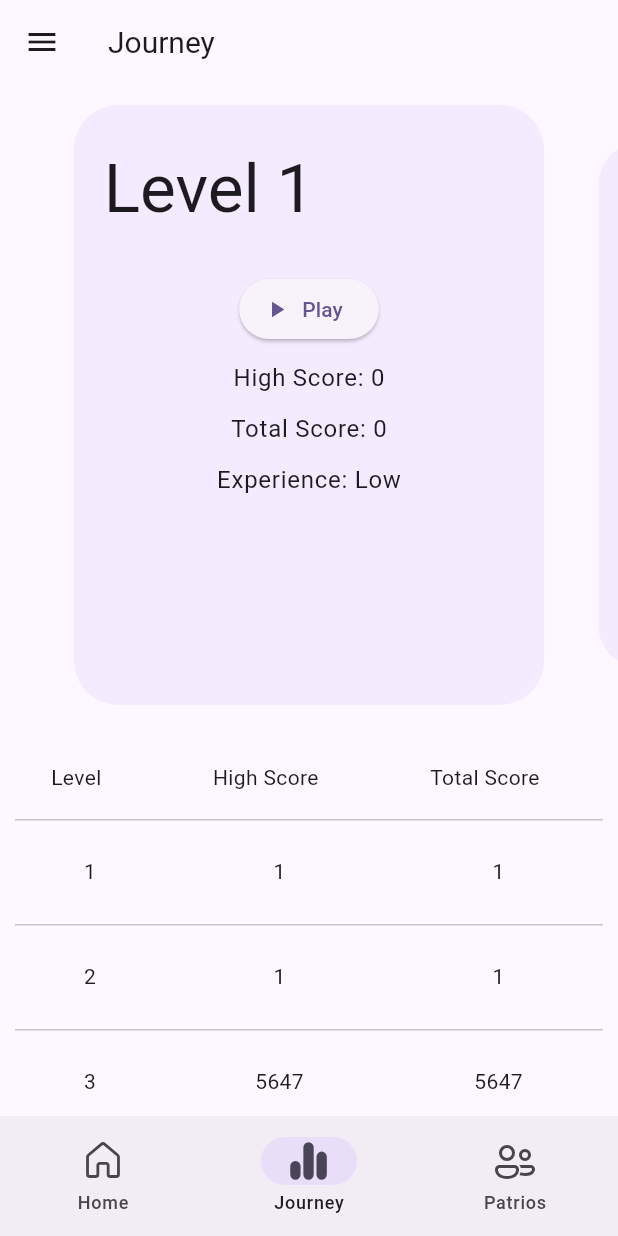
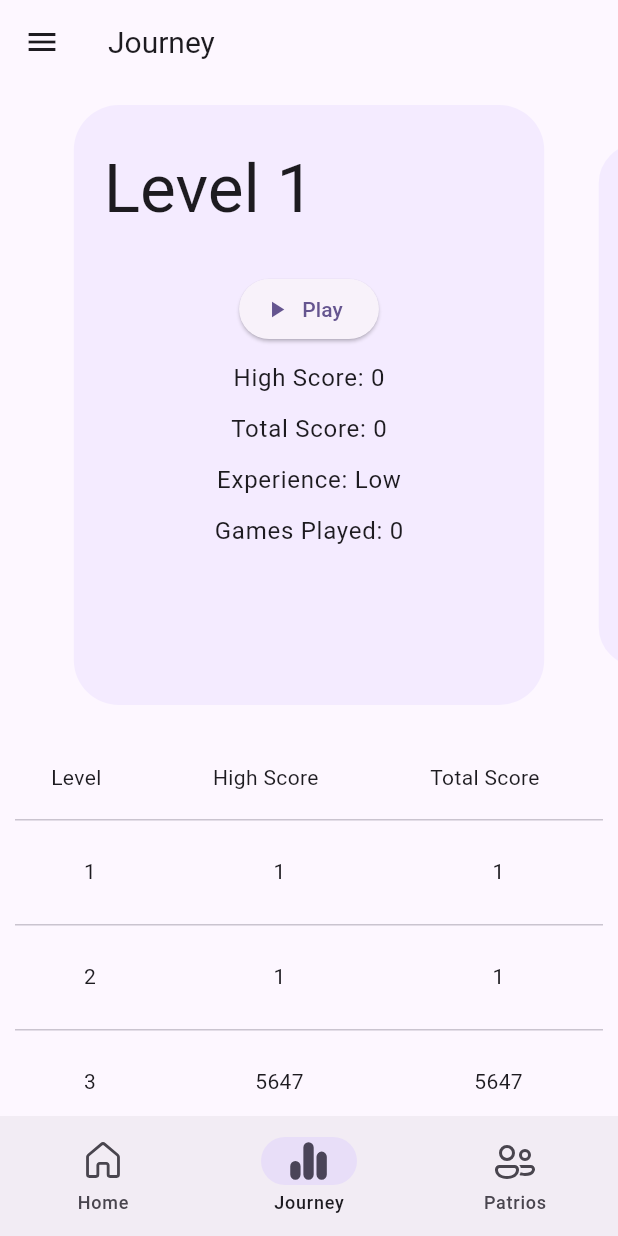
Before and after one commit to HaseebKahn365/cellz_m3, a Flutter app: the screen it shows after launch, item 2 of the bottom bar chosen, on a phone screen of 412 x 824 dp. Run offline on Flutter 3.47's test engine with Material 2 defaults, Android fonts, the phone set to English and light mode, and no system bars; drawn by our look-alikes of carousel_slider; our stand-ins replace fluentui_system_icons.

```diff
--- a/lib/journey.dart
+++ b/lib/journey.dart
@@ -68,6 +68,8 @@ Experience; //extract the most occurring experience label in the list of unlocke
                   Text('Total Score: 0', style: textTheme.bodyLarge),
                   const SizedBox(height: 10),
                   Text('Experience: Low', style: textTheme.bodyLarge),
+                  const SizedBox(height: 10),
+                  Text('Games Played: 0', style: textTheme.bodyLarge),
                   const SizedBox(height: 10),
                 ],
               ),
```
